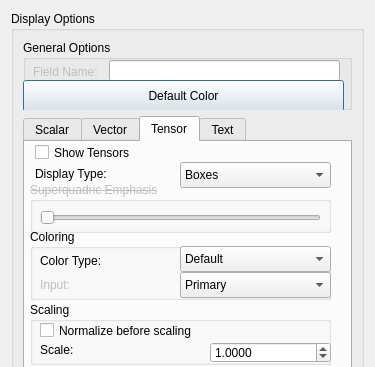
Qt form src/Interface/Modules/Visualization/ShowFieldGlyphs.ui (SCIInstitute/SCIRun) before a commit; both pictures show x 0 to 375 and y 0 to 367 of the 375 by 713 pixel window.
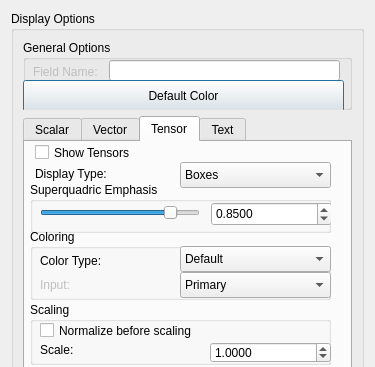
The same form after that commit. The open tabs and pages were chosen to show the change.

What changed in the file:
```diff
--- a/src/Interface/Modules/Visualization/ShowFieldGlyphs.ui
+++ b/src/Interface/Modules/Visualization/ShowFieldGlyphs.ui
@@ -1710,7 +1710,7 @@
            </widget>
            <widget class="QGroupBox" name="tensorSuperquadricEmphasisGroupBox_">
             <property name="enabled">
-             <bool>false</bool>
+             <bool>true</bool>
             </property>
             <property name="geometry">
              <rect>
@@ -1722,21 +1722,49 @@
             </property>
             <property name="font">
              <font>
-              <strikeout>true</strikeout>
+              <strikeout>false</strikeout>
              </font>
             </property>
             <property name="title">
              <string>Superquadric Emphasis</string>
             </property>
-            <widget class="QSlider" name="tensorSuperquadricsEmphasisSlider_">
+            <widget class="QDoubleSpinBox" name="superquadricEmphasisDoubleSpinBox_">
+             <property name="geometry">
+              <rect>
+               <x>181</x>
+               <y>20</y>
+               <width>121</width>
+               <height>24</height>
+              </rect>
+             </property>
+             <property name="decimals">
+              <number>4</number>
+             </property>
+             <property name="maximum">
+              <double>1.000000000000000</double>
+             </property>
+             <property name="singleStep">
+              <double>0.010000000000000</double>
+             </property>
+             <property name="value">
+              <double>0.850000000000000</double>
+             </property>
+            </widget>
+            <widget class="QSlider" name="superquadricEmphasisSlider_">
              <property name="geometry">
               <rect>
                <x>10</x>
-               <y>26</y>
-               <width>281</width>
-               <height>19</height>
+               <y>20</y>
+               <width>160</width>
+               <height>22</height>
               </rect>
              </property>
+             <property name="maximum">
+              <number>100</number>
+             </property>
+             <property name="value">
+              <number>85</number>
+             </property>
              <property name="orientation">
               <enum>Qt::Horizontal</enum>
              </property>
```
Left out of the diff: 74 changed lines with no effect on the pictures.
